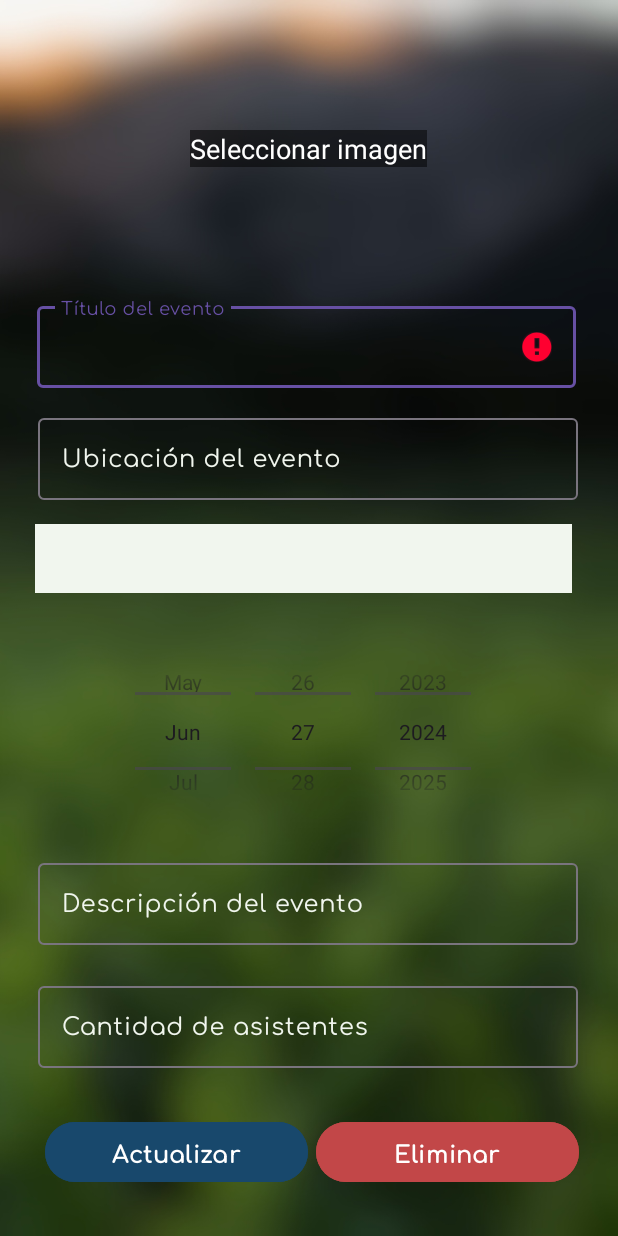
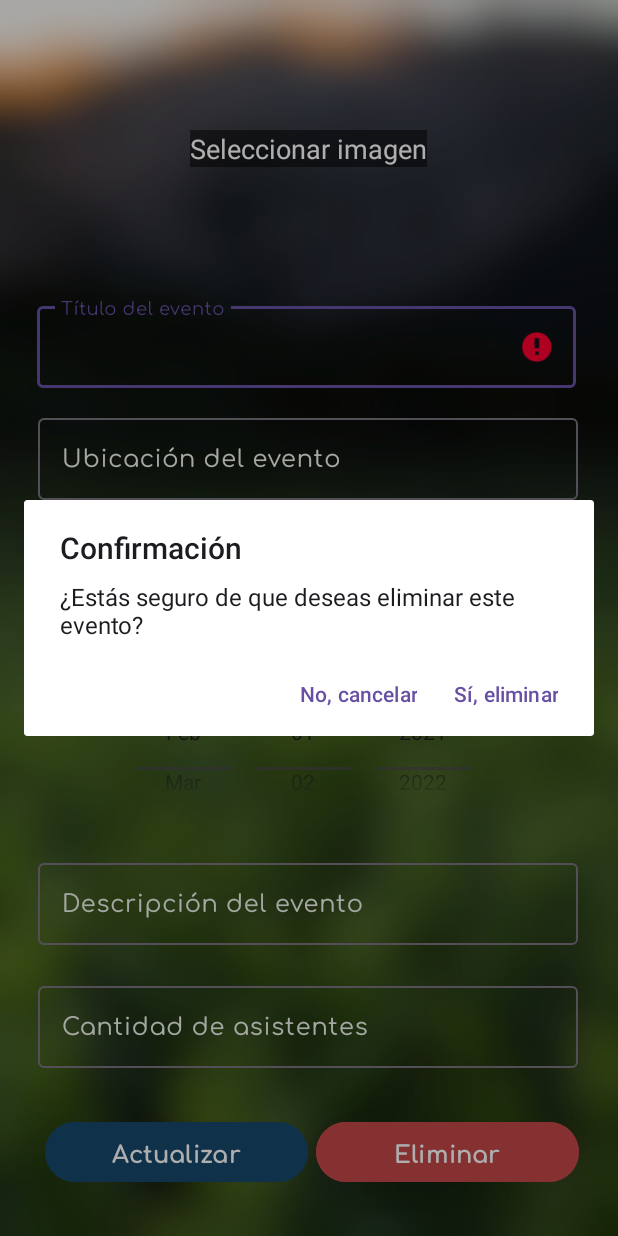
Before and after one commit to alexus21/EventMaster, an Android app: the EditEventActivity screen opened directly, with no data from a screen before it, after a tap on "Eliminar", on a phone screen of 412 x 824 dp. Run offline under Robolectric (Android 15) with nearby library versions, the phone set to English and light mode, and no system bars; our stand-ins replace Firebase (no records; nobody signed in at launch, a user with empty details on screens opened directly); pictures from the network do not load; 2 other taps on this screen came first.

Commit message:
Eliminar evento

```diff
--- a/app/src/main/java/ues/pdm24/eventmaster/activities/EditEventActivity.java
+++ b/app/src/main/java/ues/pdm24/eventmaster/activities/EditEventActivity.java
@@ -19,7 +19,14 @@ import androidx.core.graphics.Insets;
 import androidx.core.view.ViewCompat;
 import androidx.core.view.WindowInsetsCompat;
 
+import com.google.firebase.database.DatabaseReference;
+import com.google.firebase.database.FirebaseDatabase;
+
+import retrofit2.Call;
+import retrofit2.Retrofit;
 import ues.pdm24.eventmaster.R;
+import ues.pdm24.eventmaster.api.instances.RetrofitClient;
+import ues.pdm24.eventmaster.api.interfaces.EventsApi;
 import ues.pdm24.eventmaster.firebasedatacollection.FirebaseDataCollection;
 import ues.pdm24.eventmaster.validations.NetworkChecker;
 import ues.pdm24.eventmaster.validations.NewPostValidation;
@@ -55,6 +62,16 @@ public class EditEventActivity extends AppCompatActivity {
         imgEvent = findViewById(R.id.imgEvent);
         datePicker = findViewById(R.id.datePicker);
 
+        editTextEventTitle.setText(getIntent().getStringExtra("eventName"));
+        editTextEventLocation.setText(getIntent().getStringExtra("eventLocation"));
+        editTextEventDescription.setText(getIntent().getStringExtra("eventDescription"));
+        editTextEventAssistants.setText(getIntent().getStringExtra("eventAssistants"));
+        spinnerEventCategories.setSelection(getIntent().getIntExtra("eventCategory", 0));
+//        imgEvent.setImageURI(Uri.parse(getIntent().getStringExtra("eventImage")));
+        datePicker.updateDate(getIntent().getIntExtra("eventYear", 2021),
+                getIntent().getIntExtra("eventMonth", 1),
+                getIntent().getIntExtra("eventDay", 1));
+
         btnEditEvent.setOnClickListener(v -> {
             if (NetworkChecker.checkInternetConnection(this)) {
                 mostrarMensaje("No hay conexión a internet");
@@ -86,9 +103,50 @@ public class EditEventActivity extends AppCompatActivity {
         });
 
         btnDeleteEvent.setOnClickListener(v -> {
-//            showConfirmationDialog(userId);
+            DatabaseReference reference = FirebaseDatabase.getInstance().getReference("Events");
+            SharedPreferences sharedPreferences = getSharedPreferences("UserPreferences", MODE_PRIVATE);
+            String userId = sharedPreferences.getString("userFirebaseId", "1234");
+            Retrofit retrofit = RetrofitClient.getInstance();
+            EventsApi eventsApi = retrofit.create(EventsApi.class);
+
+            // Eliminar el evento
+            AlertDialog.Builder builder = new AlertDialog.Builder(this);
+            builder.setTitle("Confirmación");
+            builder.setMessage("¿Estás seguro de que deseas eliminar este evento?");
+            builder.setPositiveButton("Sí, eliminar", (dialog, which) -> {
+                // Get the event ID
+                int eventId = getIntent().getIntExtra("eventId", 0);
+
+                // Delete the event from the API
+                Call<Void> call = eventsApi.deleteEvent(String.valueOf(eventId));
+                call.enqueue(new retrofit2.Callback<Void>() {
+                    @Override
+                    public void onResponse(Call<Void> call, retrofit2.Response<Void> response) {
+                        if (!response.isSuccessful()) {
+                            mostrarMensaje("Error al eliminar el evento");
+                            return;
+                        }
+
+                        // Delete the event from the database
+                        reference.child(String.valueOf(eventId)).removeValue();
+                        mostrarMensaje("Evento eliminado correctamente");
+                        startActivity(new Intent(EditEventActivity.this, HomeActivity.class));
+                        finish();
+                    }
+
+                    @Override
+                    public void onFailure(Call<Void> call, Throwable t) {
+                        mostrarMensaje("Error al eliminar el evento");
+                    }
+                });
+
+            });
+            builder.setNegativeButton("No, cancelar", (dialog, which) -> dialog.dismiss());
+            builder.show();
         });
     }
+
+
 
     /*private void showConfirmationDialog(String userId) {
         AlertDialog.Builder builder = new AlertDialog.Builder(this);
--- a/app/src/main/java/ues/pdm24/eventmaster/api/interfaces/EventsApi.java
+++ b/app/src/main/java/ues/pdm24/eventmaster/api/interfaces/EventsApi.java
@@ -4,6 +4,7 @@ import java.util.List;
 
 import retrofit2.Call;
 import retrofit2.http.Body;
+import retrofit2.http.DELETE;
 import retrofit2.http.GET;
 import retrofit2.http.POST;
 import retrofit2.http.Path;
@@ -23,4 +24,7 @@ public interface EventsApi {
 
     @GET("events")
     Call<List<Event>> getEvents(@Query("q") String query);
+
+    @DELETE("events/{id}")
+    Call<Void> deleteEvent(@Path("id") String id);
 }
```
Also changed, not shown: app/src/main/java/ues/pdm24/eventmaster/adapters/EventsListAdapter.java (+17 -0 lines).
